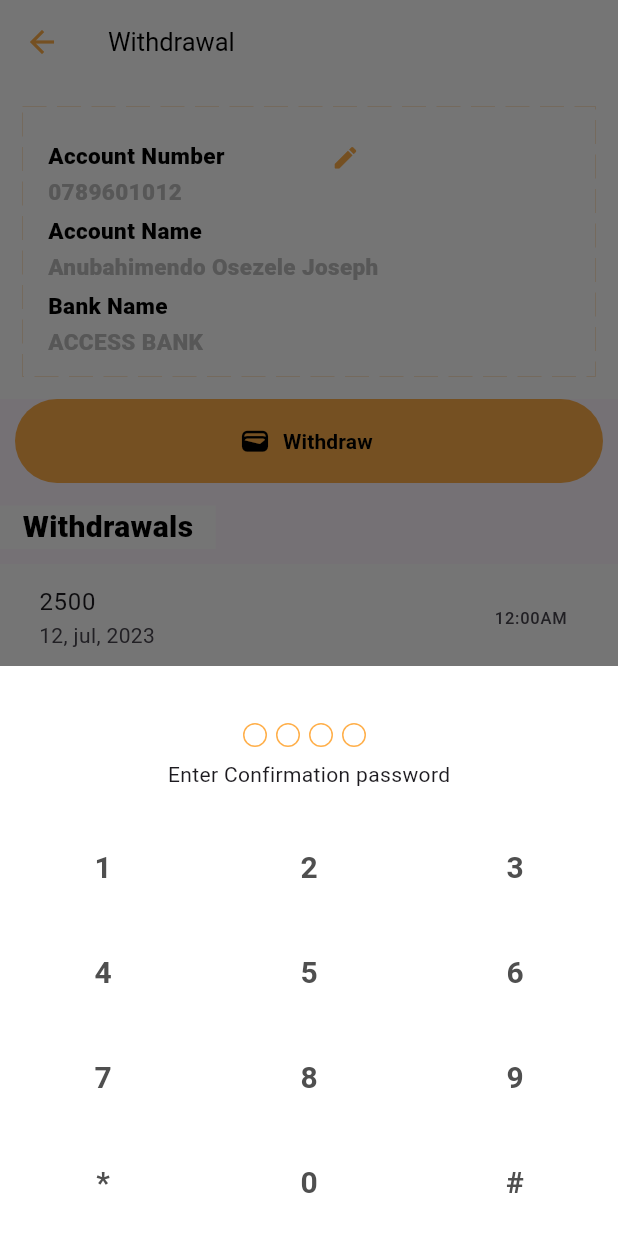
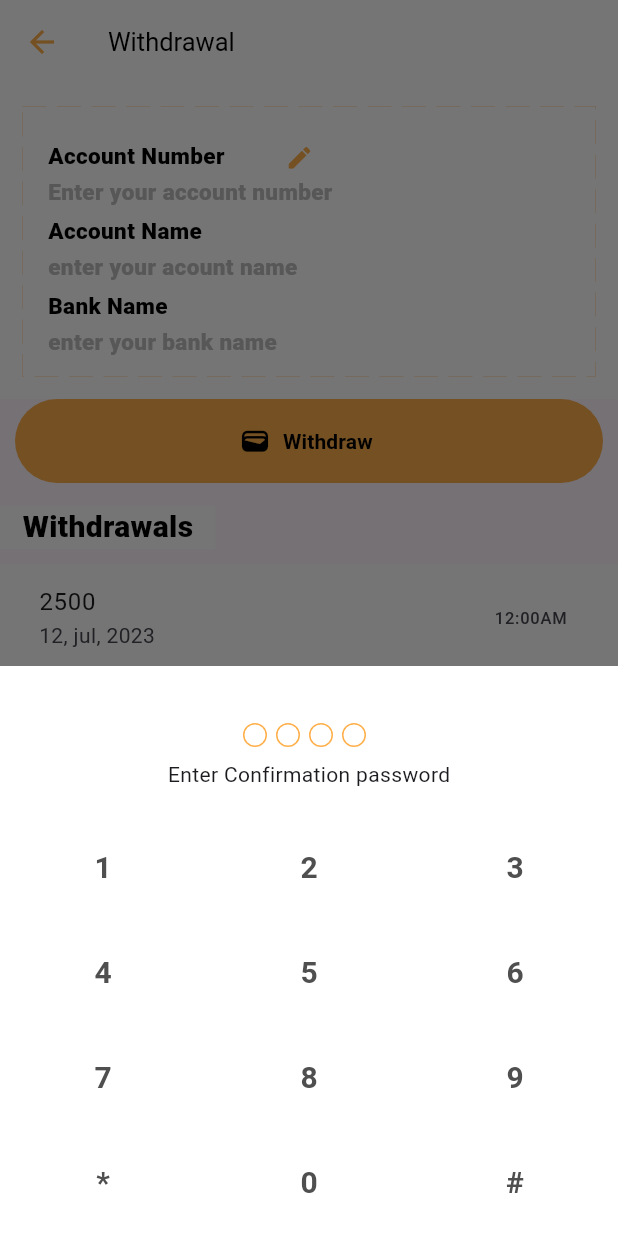
Before and after one commit to Osezelej/FlutterPractice, a Flutter app: the Widthdraw screen opened by its route, after a tap on the "edit" icon, on a phone screen of 412 x 824 dp. Run offline on Flutter 3.47's test engine with Material 2 defaults, Android fonts, the phone set to English and light mode, and no system bars; drawn by our look-alikes of dotted_border; our stand-ins replace chat_bubbles, dio, file_picker, flutter_spinkit, image_picker, page_transition and 1 more; missing offline and left inert: flutter_solidart, solidart; accounts and stored records are empty.

Commit message:
withhdraw atarted

```diff
--- a/lib/main.dart
+++ b/lib/main.dart
@@ -156,7 +156,9 @@
           case '/withdraw':
             return PageTransition(
                 duration: const Duration(milliseconds: 500),
-                child: const Widthdraw(),
+                child: Widthdraw(
+                  appuser: appUser,
+                ),
                 type: PageTransitionType.bottomToTop,
                 settings: settings);
           case '/profile':
--- a/lib/screens/upladNewItem.dart
+++ b/lib/screens/upladNewItem.dart
@@ -169,7 +169,7 @@
           'product_photo_url': '$ImagebaseUrl/$imageName',
           'product_price': priceInput.trim(),
           'farm_name': appuser.farmName.trim(),
-          'owner_email': appuser.email,
+          'owner_email': appuser.email.trim(),
         });
         if (response.statusCode == 200) {
           if (response.data != 0) {
--- a/lib/screens/withdraw.dart
+++ b/lib/screens/withdraw.dart
@@ -5,9 +5,11 @@
 import 'package:flutter/cupertino.dart';
 import 'package:flutter/material.dart';
 import 'package:flutter_spinkit/flutter_spinkit.dart';
+import 'package:agric_fresh_app/main.dart';
 
 class Widthdraw extends StatefulWidget {
-  const Widthdraw({super.key});
+  final User_ appuser;
+  const Widthdraw({super.key, required this.appuser});
 
   @override
   State<Widthdraw> createState() => _WidthdrawState();
@@ -141,9 +143,9 @@
   Widget _fourthvalidComp = Placeholder();
 
   late String value;
-  final String _accountName = 'Anubahimendo Osezele Joseph';
-  final String _accountNumber = '0789601012';
-  final String _bankName = 'ACCESS BANK';
+  final String _accountName = 'enter your acount name';
+  final String _accountNumber = 'Enter your account number';
+  final String _bankName = 'enter your bank name';
 
   @override
   Widget build(BuildContext context) {
```
